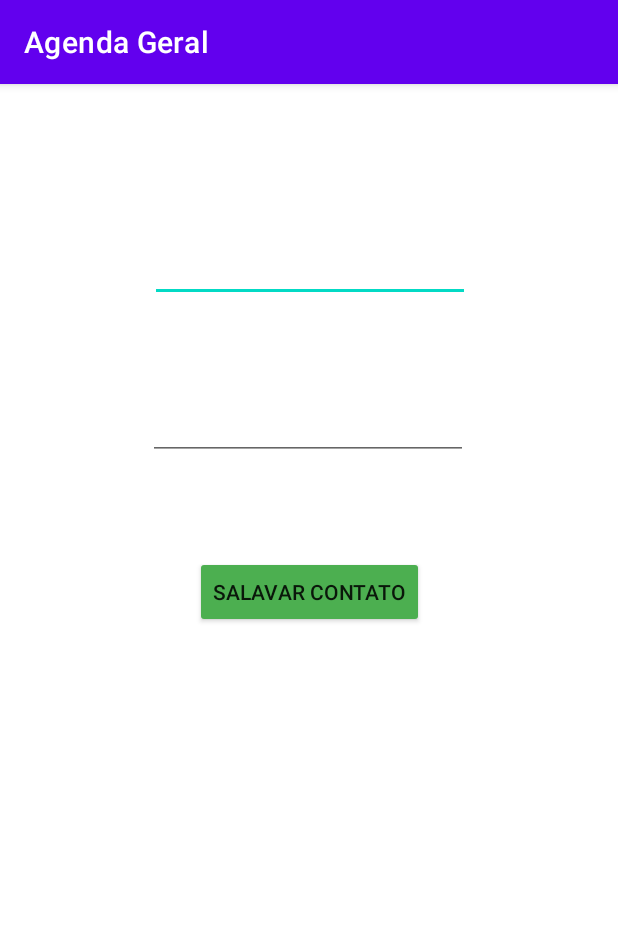
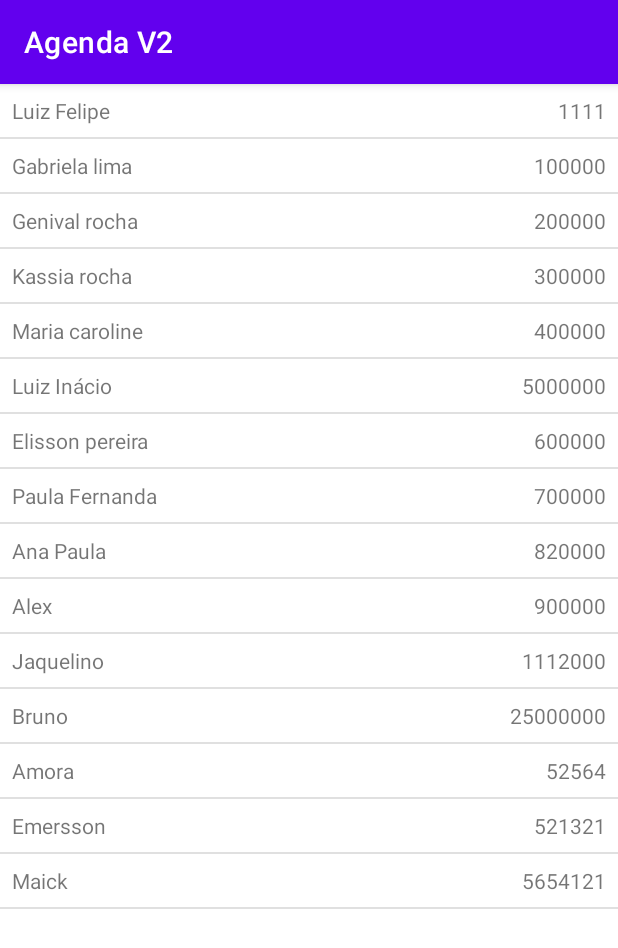
Before and after one commit to MYPayTefeAulas/myodonto-exercicios, an Android app: the screen it shows after launch (EditarContatoActivity before the commit, AgendaV2Activity after it), on a phone screen of 412 x 824 dp. Shown: the top 948 px of the screen. Run offline under Robolectric (Android 15) with nearby library versions, the phone set to English and light mode, and no system bars.

Commit message:
adiciona versão 2 da agenda

```diff
--- a/AgendaGeral/app/src/main/java/com/example/agendageral/Agenda.kt
+++ /dev/null
@@ -1,5 +0,0 @@
-package com.example.agendageral
-
-object Agenda {
-    val listaContatos = mutableListOf<Contato>()
-}
--- /dev/null
+++ b/AgendaGeral/app/src/main/java/com/example/agendageral/agenda_v1/Agenda.kt
@@ -0,0 +1,6 @@
+import com.example.agendageral.agenda_v1.Contato
+import com.example.agendageral.agenda_v2.Contato_v2
+
+object Agenda {
+    var listaContatos = mutableListOf<Contato>()
+}
--- a/AgendaGeral/app/src/main/java/com/example/agendageral/EditarContatoActivity.kt
+++ b/AgendaGeral/app/src/main/java/com/example/agendageral/agenda_v1/EditarContatoActivity.kt
@@ -1,4 +1,4 @@
-package com.example.agendageral
+package com.example.agendageral.agenda_v1
 
 import androidx.appcompat.app.AppCompatActivity
 import android.os.Bundle
@@ -12,13 +12,19 @@ class EditarContatoActivity : AppCompatActivity() {
     override fun onCreate(savedInstanceState: Bundle?) {
         binding = ActivityEditarContatoBinding.inflate(layoutInflater)
 
-    var indice = intent.getIntExtra("indice", -1)
+        var indice = intent.getIntExtra("indice", 0)
 
         binding.txtNomeCont.setText(Agenda.listaContatos[indice].nome)
         binding.txtTelefoneCont.setText(Agenda.listaContatos[indice].telefone.toString())
         binding.btSalvarCont.setOnClickListener {
             Agenda.listaContatos[indice].nome = binding.txtNomeCont.text.toString()
             Agenda.listaContatos[indice].telefone = binding.txtTelefoneCont.text.toString().toInt()
+
+            //  A função: Toast.makeText(this, "Contato Salvo!!", Toast.LENGTH_SHORT).show() irá fazer com que apareça uma
+            // mensagem após o contato ser salvo.
+
+            Toast.makeText(this, "Contato Salvo!!", Toast.LENGTH_SHORT).show()
+
             finish()
         }
 
--- /dev/null
+++ b/AgendaGeral/app/src/main/java/com/example/agendageral/agenda_v2/AgendaV2Activity.kt
@@ -0,0 +1,44 @@
+package com.example.agendageral.agenda_v2
+
+import androidx.appcompat.app.AppCompatActivity
+import android.os.Bundle
+import android.widget.LinearLayout
+import androidx.recyclerview.widget.DividerItemDecoration
+import androidx.recyclerview.widget.LinearLayoutManager
+import com.example.agendageral.R
+import com.example.agendageral.databinding.ActivityTelaInicialV1Binding
+import com.example.agendageral.databinding.ActivityTelaInicialV2Binding
+
+class AgendaV2Activity : AppCompatActivity() {
+
+    private lateinit var binding: ActivityTelaInicialV2Binding
+
+    override fun onCreate(savedInstanceState: Bundle?) {
+        super.onCreate(savedInstanceState)
+
+        binding = ActivityTelaInicialV2Binding.inflate(layoutInflater)
+        title = "Agenda V2"
+
+        Agenda_V2.lintaDeContatos.add(Contato_v2("Luiz Felipe",1111))
+        Agenda_V2.lintaDeContatos.add(Contato_v2("Gabriela lima",100000))
+        Agenda_V2.lintaDeContatos.add(Contato_v2("Genival rocha",200000))
+        Agenda_V2.lintaDeContatos.add(Contato_v2("Kassia rocha",300000))
+        Agenda_V2.lintaDeContatos.add(Contato_v2("Maria caroline",400000))
+        Agenda_V2.lintaDeContatos.add(Contato_v2("Luiz Inácio",5000000))
+        Agenda_V2.lintaDeContatos.add(Contato_v2("Elisson pereira",600000))
+        Agenda_V2.lintaDeContatos.add(Contato_v2("Paula Fernanda",700000))
+        Agenda_V2.lintaDeContatos.add(Contato_v2("Ana Paula",820000))
+        Agenda_V2.lintaDeContatos.add(Contato_v2("Alex",900000))
+        Agenda_V2.lintaDeContatos.add(Contato_v2("Jaquelino",1112000))
+        Agenda_V2.lintaDeContatos.add(Contato_v2("Bruno",25000000))
+        Agenda_V2.lintaDeContatos.add(Contato_v2("Amora",52564))
+        Agenda_V2.lintaDeContatos.add(Contato_v2("Emersson",521321))
+        Agenda_V2.lintaDeContatos.add(Contato_v2("Maick",5654121))
+
+        binding.rvTelaInicial.layoutManager = LinearLayoutManager(this)
+        binding.rvTelaInicial.adapter = ContatoAdapterRecycleView(Agenda_V2.lintaDeContatos)
+        binding.rvTelaInicial.addItemDecoration(DividerItemDecoration(this, LinearLayoutManager.VERTICAL))
+
+        setContentView(binding.root)
+    }
+}
--- /dev/null
+++ b/AgendaGeral/app/src/main/java/com/example/agendageral/agenda_v2/Agenda_V2.kt
@@ -0,0 +1,5 @@
+package com.example.agendageral.agenda_v2
+
+object Agenda_V2 {
+    val lintaDeContatos = mutableListOf<Contato_v2>()
+}
--- /dev/null
+++ b/AgendaGeral/app/src/main/java/com/example/agendageral/agenda_v2/ContatoAdapterRecycleView.kt
@@ -0,0 +1,25 @@
+package com.example.agendageral.agenda_v2
+
+import android.view.LayoutInflater
+import android.view.ViewGroup
+import androidx.recyclerview.widget.RecyclerView
+import com.example.agendageral.databinding.ActivityTelaInicialV2Binding
+import com.example.agendageral.databinding.ItemListaCttsBinding
+
+class ContatoAdapterRecycleView(val listaContato_v2: MutableList<Contato_v2>): RecyclerView.Adapter<ContatoAdapterRecycleView.ViewHolder>() {
+
+    inner class ViewHolder(val binding: ItemListaCttsBinding): RecyclerView.ViewHolder(binding.root)
+
+    override fun onCreateViewHolder(parent: ViewGroup, viewType: Int): ViewHolder {
+        return ViewHolder(ItemListaCttsBinding.inflate(LayoutInflater.from(parent.context), parent,false))
+    }
+
+    override fun getItemCount(): Int {
+        return listaContato_v2.size
+    }
+
+    override fun onBindViewHolder(holder: ViewHolder, position: Int) {
+        holder.binding.txtNomeCtt.text = listaContato_v2[position].nome
+        holder.binding.txtTelefoneCtt.text = listaContato_v2[position].telefone.toString()
+    }
+}
--- /dev/null
+++ b/AgendaGeral/app/src/main/java/com/example/agendageral/agenda_v2/Contato_v2.kt
@@ -0,0 +1,4 @@
+package com.example.agendageral.agenda_v2
+
+class Contato_v2(var nome: String, var telefone: Int) {
+}
--- a/AgendaGeral/app/src/main/res/layout/activity_editar_contato.xml
+++ b/AgendaGeral/app/src/main/res/layout/activity_editar_contato.xml
@@ -4,7 +4,7 @@
     xmlns:tools="http://schemas.android.com/tools"
     android:layout_width="match_parent"
     android:layout_height="match_parent"
-    tools:context=".EditarContatoActivity">
+    tools:context=".agenda_v1.EditarContatoActivity">
 
     <EditText
         android:id="@+id/txt_nome_cont"
--- /dev/null
+++ b/AgendaGeral/app/src/main/res/layout/activity_tela_inicial_v2.xml
@@ -0,0 +1,18 @@
+<?xml version="1.0" encoding="utf-8"?>
+<androidx.constraintlayout.widget.ConstraintLayout xmlns:android="http://schemas.android.com/apk/res/android"
+    xmlns:app="http://schemas.android.com/apk/res-auto"
+    xmlns:tools="http://schemas.android.com/tools"
+    android:layout_width="match_parent"
+    android:layout_height="match_parent"
+    tools:context=".agenda_v2.AgendaV2Activity">
+
+    <androidx.recyclerview.widget.RecyclerView
+        android:id="@+id/rv_telaInicial"
+        android:layout_width="0dp"
+        android:layout_height="0dp"
+        app:layout_constraintBottom_toBottomOf="parent"
+        app:layout_constraintEnd_toEndOf="parent"
+        app:layout_constraintHorizontal_bias="0.5"
+        app:layout_constraintStart_toStartOf="parent"
+        app:layout_constraintTop_toTopOf="parent" />
+</androidx.constraintlayout.widget.ConstraintLayout>
--- /dev/null
+++ b/AgendaGeral/app/src/main/res/layout/item_lista_ctts.xml
@@ -0,0 +1,29 @@
+<?xml version="1.0" encoding="utf-8"?>
+<androidx.constraintlayout.widget.ConstraintLayout xmlns:android="http://schemas.android.com/apk/res/android"
+    xmlns:app="http://schemas.android.com/apk/res-auto"
+    xmlns:tools="http://schemas.android.com/tools"
+    android:layout_width="match_parent"
+    android:layout_height="wrap_content">
+
+    <TextView
+        android:id="@+id/txt_nome_ctt"
+        android:layout_width="wrap_content"
+        android:layout_height="wrap_content"
+        android:layout_marginStart="8dp"
+        android:layout_marginTop="8dp"
+        android:layout_marginBottom="8dp"
+        android:text="Nome"
+        app:layout_constraintBottom_toBottomOf="parent"
+        app:layout_constraintStart_toStartOf="parent"
+        app:layout_constraintTop_toTopOf="parent" />
+
+    <TextView
+        android:id="@+id/txt_telefone_ctt"
+        android:layout_width="wrap_content"
+        android:layout_height="wrap_content"
+        android:layout_marginEnd="8dp"
+        android:text="TextView"
+        app:layout_constraintBottom_toBottomOf="@+id/txt_nome_ctt"
+        app:layout_constraintEnd_toEndOf="parent"
+        app:layout_constraintTop_toTopOf="@+id/txt_nome_ctt" />
+</androidx.constraintlayout.widget.ConstraintLayout>
--- a/AgendaGeral/app/src/main/res/values/strings.xml
+++ b/AgendaGeral/app/src/main/res/values/strings.xml
@@ -1,3 +1,3 @@
 <resources>
-    <string name="app_name">Agenda Geral</string>
+    <string name="app_name">Agenda V1</string>
 </resources>
```
Also changed, not shown: AgendaGeral/app/src/main/AndroidManifest.xml (+7 -2 lines), AgendaGeral/app/src/main/java/com/example/agendageral/Contato.kt (deleted, +0 -7 lines), AgendaGeral/app/src/main/java/com/example/agendageral/TelaInicialActivity.kt (deleted, +0 -49 lines), AgendaGeral/app/src/main/java/com/example/agendageral/agenda_v1/Contato.kt (added, +7 -0 lines), AgendaGeral/app/src/main/java/com/example/agendageral/agenda_v1/TelaInicialActivity.kt (added, +58 -0 lines), AgendaGeral/app/src/main/res/layout/activity_tela_inicial_v1.xml (renamed from AgendaGeral/app/src/main/res/layout/activity_main.xml, +5 -3 lines).
